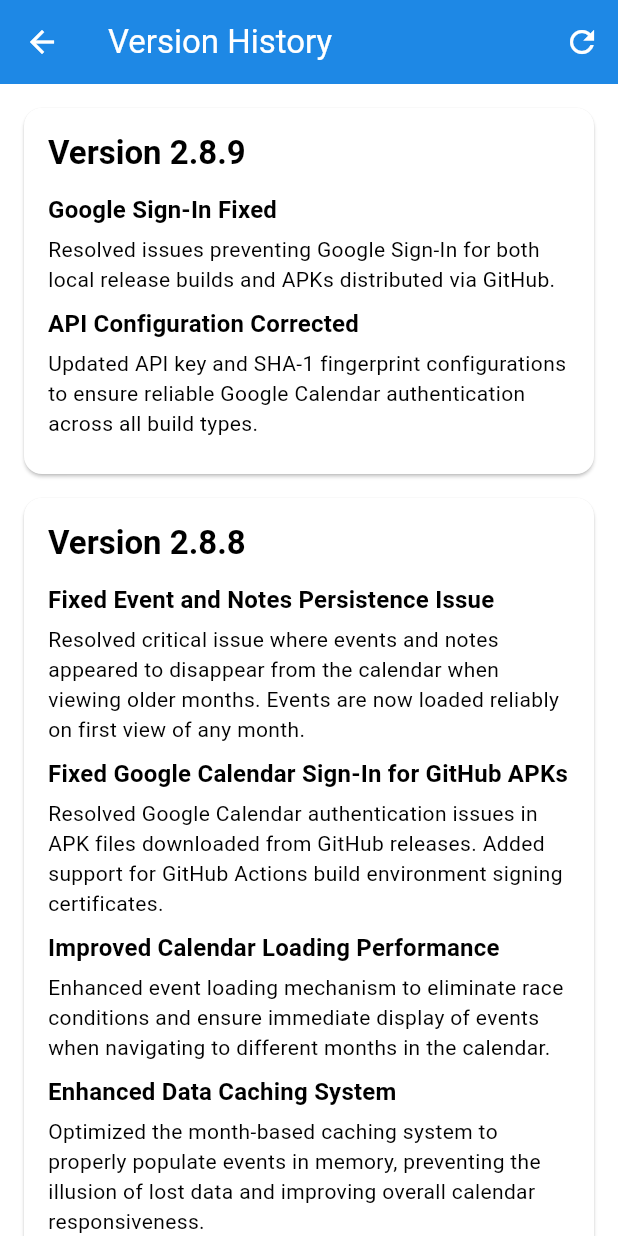
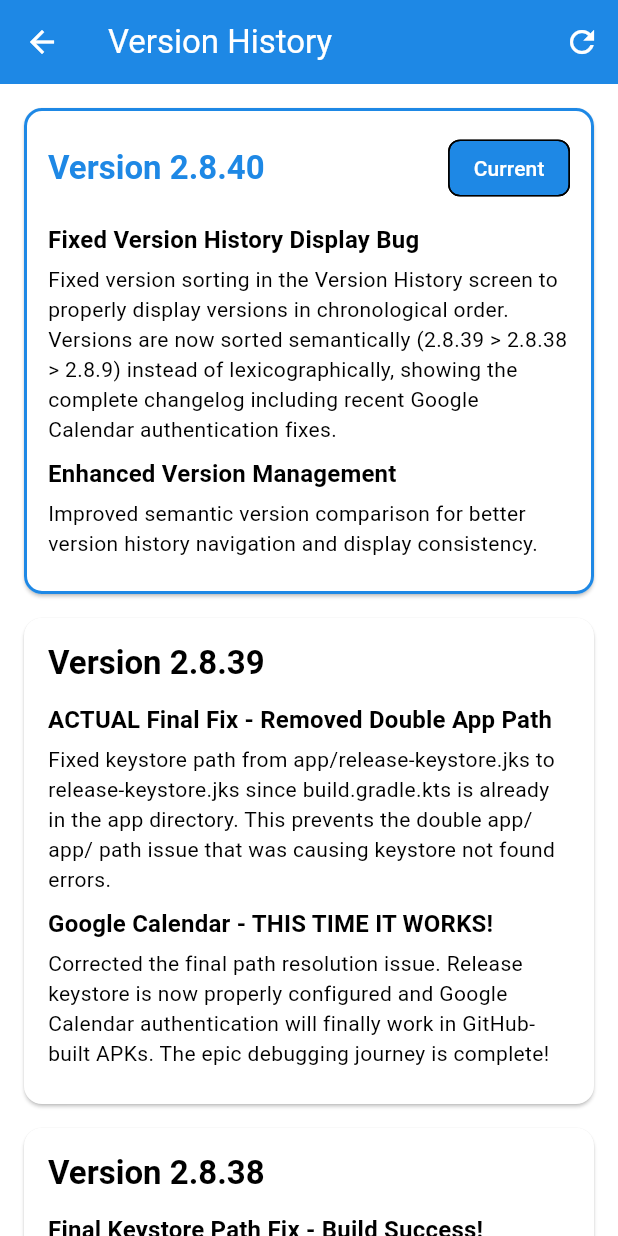
Before and after one commit to robertf670/spdrivercalendar, a Flutter app: the VersionHistoryScreen screen opened by its route, on a phone screen of 412 x 824 dp. Run offline on Flutter 3.47's test engine with Material 3 defaults, Android fonts, the light colour scheme and no system bars; our stand-ins replace csv, file_picker, flutter_local_notifications, google_sign_in, googleapis_auth, package_info_plus and 4 more; missing offline and left inert: googleapis; accounts and stored records are empty; project files that could hold a hidden picture were left out.

Commit message:
v2.8.40: Fixed version history display bug - proper semantic version sorting

```diff
--- a/lib/core/constants/changelog_data.dart
+++ b/lib/core/constants/changelog_data.dart
@@ -1,4 +1,14 @@
 final Map<String, List<Map<String, String>>> changelogData = {
+  '2.8.40': [
+    {
+      'title': 'Fixed Version History Display Bug',
+      'description': 'Fixed version sorting in the Version History screen to properly display versions in chronological order. Versions are now sorted semantically (2.8.39 > 2.8.38 > 2.8.9) instead of lexicographically, showing the complete changelog including recent Google Calendar authentication fixes.',
+    },
+    {
+      'title': 'Enhanced Version Management',
+      'description': 'Improved semantic version comparison for better version history navigation and display consistency.',
+    },
+  ],
   '2.8.39': [
     {
       'title': 'ACTUAL Final Fix - Removed Double App Path',
--- a/lib/features/settings/screens/version_history_screen.dart
+++ b/lib/features/settings/screens/version_history_screen.dart
@@ -83,7 +83,7 @@ class _VersionHistoryScreenState extends State<VersionHistoryScreen> {
   @override
   Widget build(BuildContext context) {
     final sortedVersions = changelogData.keys.toList()
-      ..sort((a, b) => b.compareTo(a));
+      ..sort((a, b) => _compareVersions(b, a));
 
     return Scaffold(
       appBar: AppBar(
@@ -272,4 +272,25 @@ class _VersionHistoryScreenState extends State<VersionHistoryScreen> {
       ),
     );
   }
+
+  int _compareVersions(String version1, String version2) {
+    try {
+      final v1Parts = version1.split('.').map(int.parse).toList();
+      final v2Parts = version2.split('.').map(int.parse).toList();
+
+      // Ensure both have same number of parts
+      while (v1Parts.length < v2Parts.length) v1Parts.add(0);
+      while (v2Parts.length < v1Parts.length) v2Parts.add(0);
+
+      for (int i = 0; i < v1Parts.length; i++) {
+        if (v1Parts[i] != v2Parts[i]) {
+          return v1Parts[i].compareTo(v2Parts[i]);
+        }
+      }
+      return 0;
+    } catch (e) {
+      // Fallback to string comparison if parsing fails
+      return version1.compareTo(version2);
+    }
+  }
 }
--- a/pubspec.yaml
+++ b/pubspec.yaml
@@ -3,7 +3,7 @@ description: Calendar application for spare drivers.
 
 publish_to: 'none' # Remove this line if you wish to publish to pub.dev
 
-version: 2.8.39+1
+version: 2.8.40+1
 
 environment:
   sdk: ">=3.0.0 <4.0.0"
```
